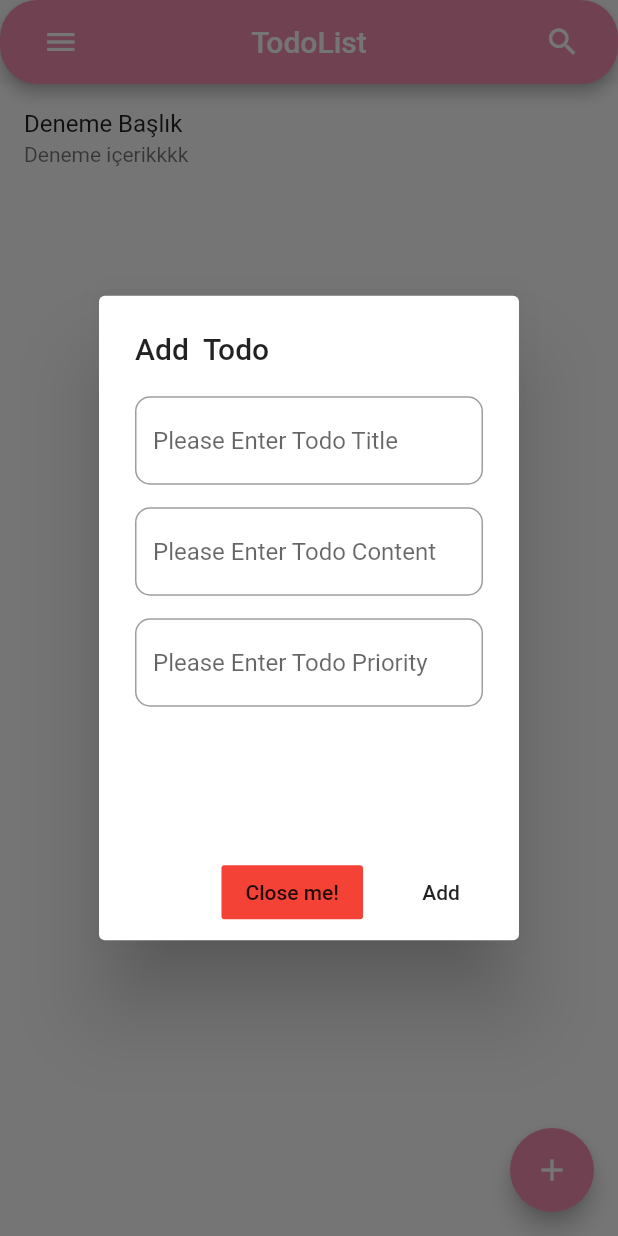
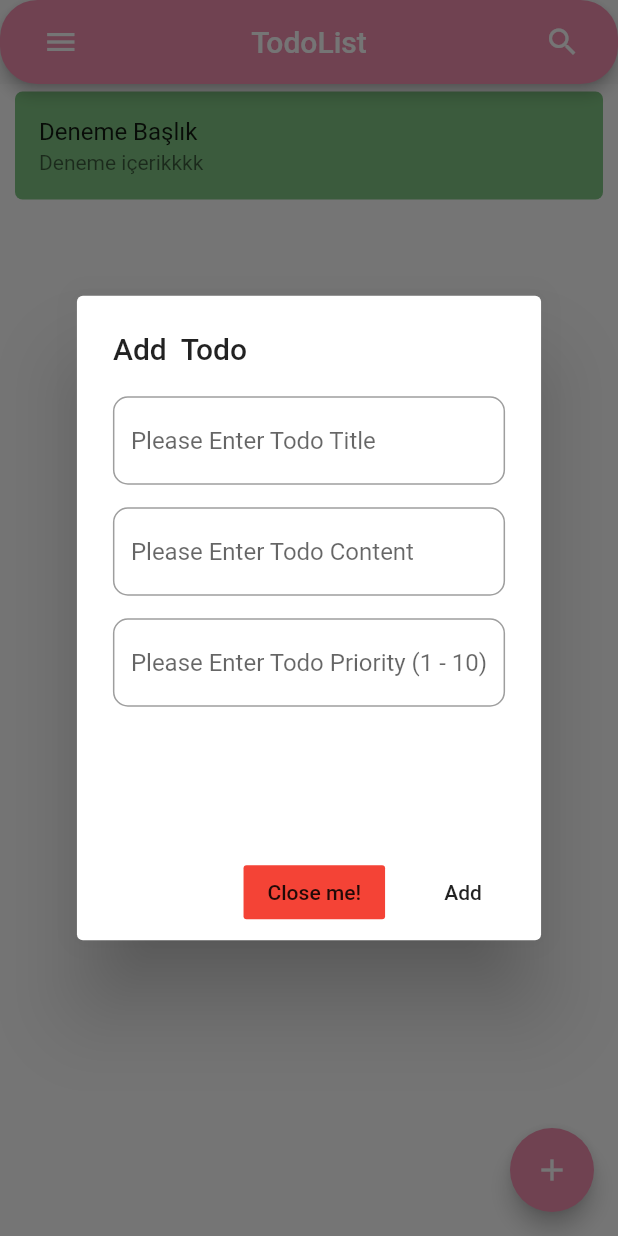
Before and after one commit to baynarkozcu/todomobileapp, a Flutter app: the screen it shows after launch, after a tap on the "add" icon, on a phone screen of 412 x 824 dp. Run offline on Flutter 3.47's test engine with Material 2 defaults, Android fonts, the phone set to English and light mode, and no system bars.

Commit message:
Addtodo page created

```diff
--- /dev/null
+++ b/lib/screens/addtodo.dart
@@ -0,0 +1,48 @@
+import 'package:flutter/material.dart';
+
+class TodoAdd extends StatelessWidget {
+  final TextEditingController controllerTitle;
+  final TextEditingController controllerContent;
+  final TextEditingController controllerPriority;
+
+  const TodoAdd({Key key, this.controllerTitle, this.controllerContent, this.controllerPriority}) : super(key: key);
+
+  @override
+  Widget build(BuildContext context) {
+    return Container(
+      height: MediaQuery.of(context).size.height / 3,
+      child: Column(
+        children: [
+          TextField(
+            controller: controllerTitle,
+            decoration: InputDecoration(
+                hintText: "Please Enter Todo Title",
+                border: OutlineInputBorder(
+                    borderRadius: BorderRadius.circular(10))),
+          ),
+          SizedBox(
+            height: 15,
+          ),
+          TextField(
+            controller: controllerContent,
+            decoration: InputDecoration(
+                hintText: "Please Enter Todo Content",
+                border: OutlineInputBorder(
+                    borderRadius: BorderRadius.circular(10))),
+          ),
+          SizedBox(
+            height: 15,
+          ),
+          TextField(
+            keyboardType: TextInputType.number,
+            controller: controllerPriority,
+            decoration: InputDecoration(
+                hintText: "Please Enter Todo Priority (1 - 10)",
+                border: OutlineInputBorder(
+                    borderRadius: BorderRadius.circular(10))),
+          ),
+        ],
+      ),
+    );
+  }
+}
--- a/lib/screens/home.dart
+++ b/lib/screens/home.dart
@@ -1,5 +1,6 @@
 import 'package:flutter/material.dart';
 import 'package:todo_mobile/models/todo.dart';
+import 'package:todo_mobile/screens/addtodo.dart';
 import 'package:todo_mobile/screens/todolist.dart';
 
 class MyHomePage extends StatefulWidget {
@@ -8,9 +9,9 @@ class MyHomePage extends StatefulWidget {
 }
 
 class _MyHomePageState extends State<MyHomePage> {
-  TextEditingController controllerTitle = TextEditingController();
-  TextEditingController controllerContent = TextEditingController();
-  TextEditingController controllerPriority = TextEditingController();
+  TextEditingController _controllerTitle = TextEditingController();
+  TextEditingController _controllerContent = TextEditingController();
+  TextEditingController _controllerPriority = TextEditingController();
   List<Todo> _todos = [
     Todo(title: "Deneme Başlık", content: "Deneme içerikkkk", priority: 2)
   ];
@@ -20,41 +21,10 @@ class _MyHomePageState extends State<MyHomePage> {
         context: context,
         builder: (_) => new AlertDialog(
               title: new Text("Add  Todo"),
-              content: Container(
-                height: MediaQuery.of(context).size.height / 3,
-                child: Column(
-      children: [
-        TextField(
-          controller: controllerTitle,
-          decoration: InputDecoration(
-              hintText: "Please Enter Todo Title",
-              border:
-                  OutlineInputBorder(borderRadius: BorderRadius.circular(10))),
-        ),
-        SizedBox(
-          height: 15,
-        ),
-        TextField(
-          controller: controllerContent,
-          decoration: InputDecoration(
-              hintText: "Please Enter Todo Content",
-              border:
-                  OutlineInputBorder(borderRadius: BorderRadius.circular(10))),
-        ),
-        SizedBox(
-          height: 15,
-        ),
-        TextField(
-          keyboardType: TextInputType.number,
-          controller: controllerPriority,
-          decoration: InputDecoration(
-              hintText: "Please Enter Todo Priority",
-
-              border:
-                  OutlineInputBorder(borderRadius: BorderRadius.circular(10))),
-        ),
-      ],
-    ),
+              content: TodoAdd(
+                controllerTitle: _controllerTitle,
+                controllerContent: _controllerContent,
+                controllerPriority: _controllerPriority,
               ),
               actions: <Widget>[
                 FlatButton(
@@ -69,9 +39,9 @@ class _MyHomePageState extends State<MyHomePage> {
                   onPressed: () {
                     setState(() {
                       _todos.add(Todo(
-                          title: controllerTitle.text,
-                          content: controllerContent.text,
-                          priority: int.parse(controllerPriority.text)));
+                          title: _controllerTitle.text,
+                          content: _controllerContent.text,
+                          priority: int.parse(_controllerPriority.text)));
                     });
 
                     Navigator.of(context).pop();
@@ -85,7 +55,8 @@ class _MyHomePageState extends State<MyHomePage> {
   Widget build(BuildContext context) {
     return Scaffold(
         appBar: AppBar(
-        shape: RoundedRectangleBorder(borderRadius: BorderRadius.circular(25)),
+          shape:
+              RoundedRectangleBorder(borderRadius: BorderRadius.circular(25)),
           backgroundColor: Colors.pink.shade200,
           title: Text("TodoList"),
           centerTitle: true,
@@ -109,7 +80,8 @@ class _MyHomePageState extends State<MyHomePage> {
             Icons.add,
           ),
         ),
-      body: TodoList(todos: _todos,)
-    );
+        body: TodoList(
+          todos: _todos,
+        ));
   }
 }
--- a/lib/screens/todolist.dart
+++ b/lib/screens/todolist.dart
@@ -13,9 +13,21 @@ class TodoList extends StatelessWidget {
       child: ListView.builder(
         itemCount: todos.length,
         itemBuilder: (context, index) {
-          return ListTile(
-            title: Text(todos[index].title),
-            subtitle: Text(todos[index].content),
+          return Padding(
+            padding: const EdgeInsets.symmetric(horizontal: 10, vertical: 5),
+            child: Container(
+              decoration: BoxDecoration(
+                borderRadius: BorderRadius.circular(5),
+                color: todos[index].priority < 5  ?  Colors.green.shade300 : Colors.red.shade200,
+              ),
+              child: ListTile(
+                onTap: () {
+
+                },
+                title: Text(todos[index].title),
+                subtitle: Text(todos[index].content),
+              ),
+            ),
           );
         },
       ),
```
Also changed, not shown: lib/screens/actiontodo.dart (added, +37 -0 lines). Lines whose indentation alone changed are shown as unchanged.
